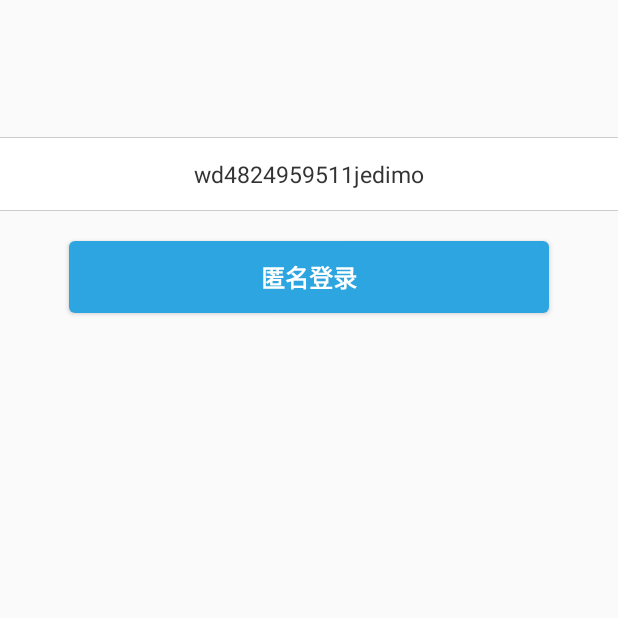
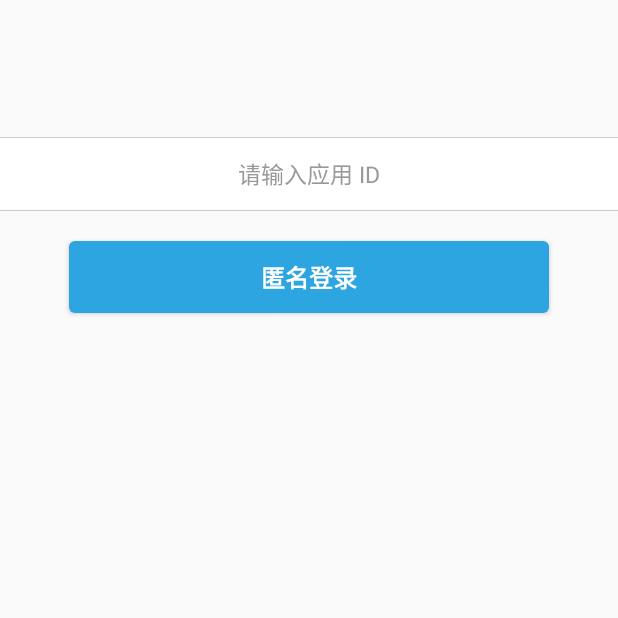
Before and after one commit to WildDogTeam/video-demo-android-conversation, an Android app: the screen it shows after launch (MainActivity), on a phone screen of 412 x 824 dp, the top half of it. Run offline under Robolectric (Android 15) with nearby library versions, the phone set to English and light mode, and no system bars; our stand-ins replace ButterKnife; libraries missing offline, so code that uses them is left out: com.wilddog.client, com.wilddog.wilddogauth, com.wilddog.wilddogcore.

Commit message:
change ui

```diff
--- a/app/src/main/res/layout/activity_main.xml
+++ b/app/src/main/res/layout/activity_main.xml
@@ -29,7 +29,7 @@
         android:imeActionLabel="@string/action_sign_in_short"
         android:imeOptions="actionUnspecified"
         android:inputType="text"
-        android:text="wd4824959511jedimo"
+        android:text=""
 
         />
 
```
Also changed, not shown: 1 other file.
